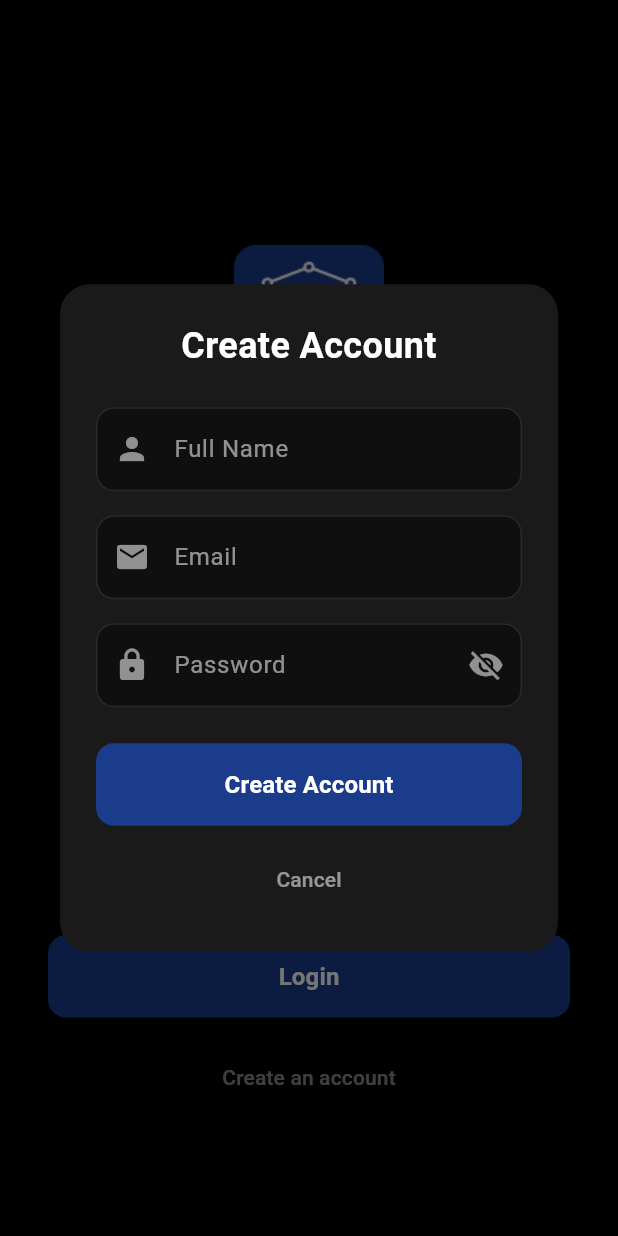
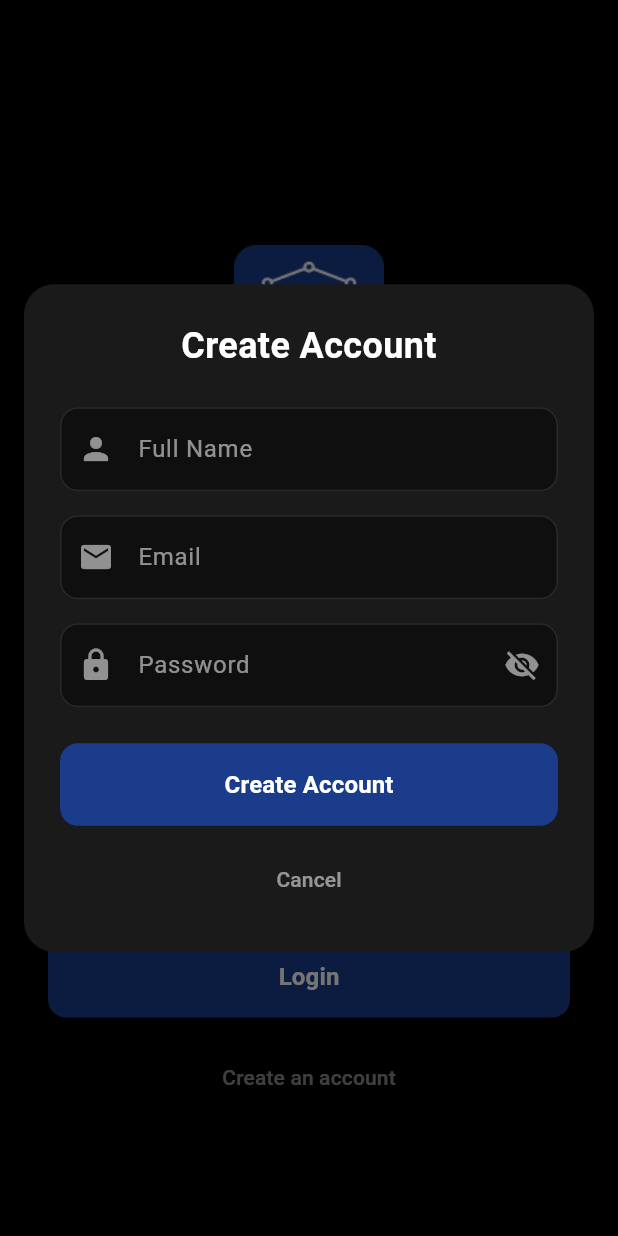
Before and after one commit to seraphguardlabs/Guardian-AI-app, a Flutter app: the screen it shows after launch, after a tap on "Create an account", on a phone screen of 412 x 824 dp. Run offline on Flutter 3.47's test engine with Material 3 defaults, Android fonts, the phone set to English and light mode, and no system bars; our stand-ins replace fl_chart, geolocator, shared_preferences; missing offline and left inert: device_apps, encrypt, pointycastle, usage_stats; statements that could not run were skipped.

Commit message:
ui fixes

```diff
--- a/lib/screens/login_screen.dart
+++ b/lib/screens/login_screen.dart
@@ -422,11 +422,21 @@ class _LoginScreenState extends State<LoginScreen> {
 
     showDialog(
       context: context,
-      builder: (context) => Dialog(
+      builder: (context) {
+        final maxHeight = MediaQuery.of(context).size.height * 0.9;
+
+        return Dialog(
           backgroundColor: const Color(0xFF1A1A1A),
           shape: RoundedRectangleBorder(
             borderRadius: BorderRadius.circular(20),
           ),
+          insetPadding: const EdgeInsets.symmetric(horizontal: 16, vertical: 24),
+          child: ConstrainedBox(
+            constraints: BoxConstraints(
+              maxHeight: maxHeight,
+              minWidth: 320,
+            ),
+            child: SingleChildScrollView(
               child: Padding(
                 padding: const EdgeInsets.all(24.0),
                 child: Form(
@@ -460,7 +470,6 @@ class _LoginScreenState extends State<LoginScreen> {
                             textAlign: TextAlign.center,
                           ),
                         ),
-                // Full Name Field
                       TextFormField(
                         controller: _signupNameController,
                         style: const TextStyle(color: Colors.white),
@@ -491,7 +500,6 @@ class _LoginScreenState extends State<LoginScreen> {
                         },
                       ),
                       const SizedBox(height: 16),
-                // Email Field
                       TextFormField(
                         controller: _signupEmailController,
                         keyboardType: TextInputType.emailAddress,
@@ -526,7 +534,6 @@ class _LoginScreenState extends State<LoginScreen> {
                         },
                       ),
                       const SizedBox(height: 16),
-                // Password Field
                       TextFormField(
                         controller: _signupPasswordController,
                         obscureText: _obscureSignupPassword,
@@ -616,6 +623,9 @@ class _LoginScreenState extends State<LoginScreen> {
                 ),
               ),
             ),
+          ),
+        );
+      },
     );
   }
 
```
Lines whose indentation alone changed are shown as unchanged.
